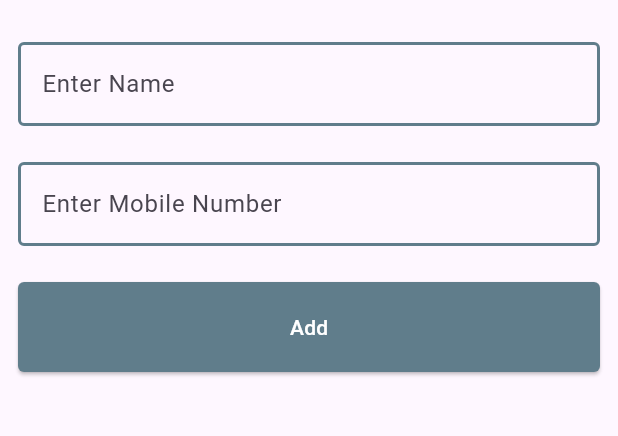
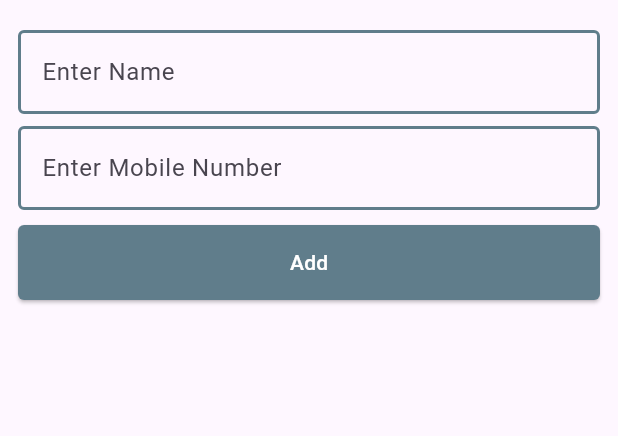
Before and after one commit to nomanbhuiyan53/contact-list-flutter, a Flutter app: the screen it shows after launch, on a phone screen of 412 x 824 dp, the part 84-520 px from its top. Run offline on Flutter 3.47's test engine with Material 3 defaults, Android fonts, the phone set to English and light mode, and no system bars.

Commit message:
remove padding

```diff
--- a/lib/home_screen.dart
+++ b/lib/home_screen.dart
@@ -33,12 +33,12 @@ class _HomeScreenState extends State<HomeScreen> {
         ),
       ),
       body: SingleChildScrollView(
+        child: Padding(
+          padding: const EdgeInsets.all(12),
           child: Column(
             children: [
-            const SizedBox(height: 16,),
-            Padding(
-              padding: const EdgeInsets.all(12),
-              child: TextFormField(
+              const SizedBox(height: 8,),
+              TextFormField(
                 controller: _nameTEcontroller,
                 decoration: const InputDecoration(
                   hintText: 'Enter Name',
@@ -59,10 +59,8 @@ class _HomeScreenState extends State<HomeScreen> {
                   )
                 ),
               ),
-            ),
-            Padding(
-              padding: const EdgeInsets.all(12),
-              child: TextFormField(
+              const SizedBox(height: 8,),
+              TextFormField(
                 controller: _mobileTEcontroller,
                 keyboardType: TextInputType.number,
                 decoration: const InputDecoration(
@@ -84,19 +82,16 @@ class _HomeScreenState extends State<HomeScreen> {
                     )
                 ),
               ),
-            ),
-            Padding(
-              padding: const EdgeInsets.all(12),
-              child: ElevatedButton(
+              const SizedBox(height: 10,),
+              ElevatedButton(
                   onPressed: _addContact,
                   style: ElevatedButton.styleFrom(
-                    padding:const EdgeInsets.symmetric(vertical: 20),
+                    padding:const EdgeInsets.symmetric(vertical: 15),
                     backgroundColor: Colors.blueGrey,
                     foregroundColor: Colors.white,
                     shape: const RoundedRectangleBorder(borderRadius: BorderRadius.all(Radius.circular(4)))
                   ),
                   child: const Center(child: Text('Add'))),
-            ),
               const SizedBox(height: 12,),
               SingleChildScrollView(
                 child: Column(
@@ -122,6 +117,7 @@ class _HomeScreenState extends State<HomeScreen> {
                 ),
               ),
             ],
+          ),
         ),
       ),
     );
```
Lines whose indentation alone changed are shown as unchanged.
